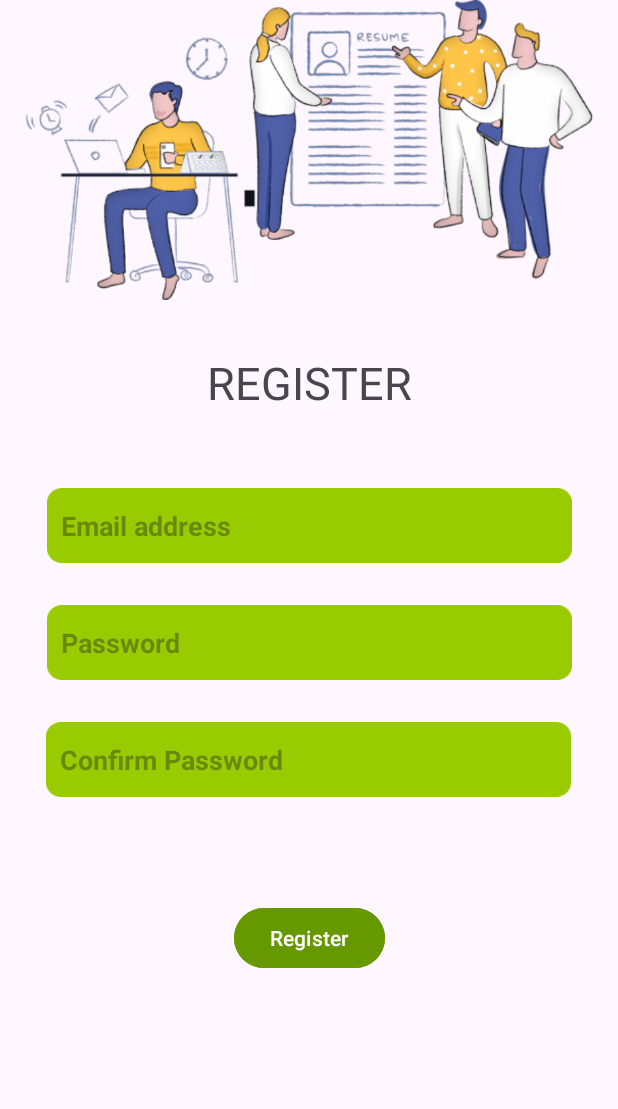
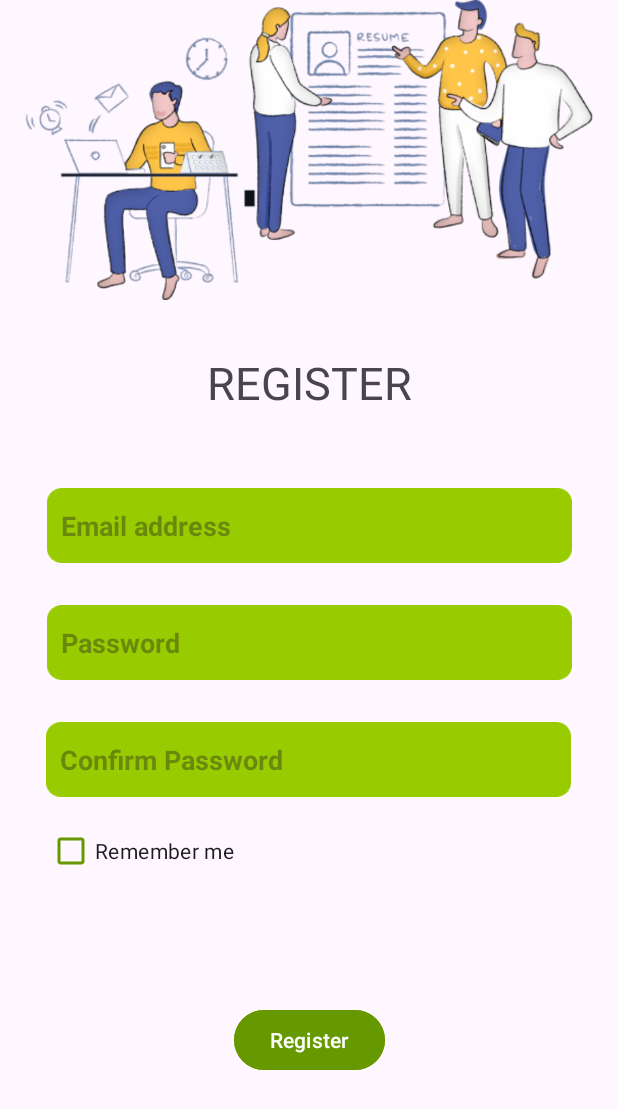
Before and after one commit to CallMeNaul/WorkSchedule, an Android app: the screen it shows after launch (RegisterActivity), after a tap on "Register", on a phone screen of 412 x 824 dp. Shown: the top 1109 px of the screen. Run offline under Robolectric (Android 15) with nearby library versions, the phone set to English and light mode, and no system bars; our stand-ins replace Firebase (no records; nobody signed in at launch, a user with empty details on screens opened directly).

Commit message:
Add share preference for login and register, fix password validate

```diff
--- a/app/src/main/java/com/workschedule/appDevelopmentProject/LoginActivity.java
+++ b/app/src/main/java/com/workschedule/appDevelopmentProject/LoginActivity.java
@@ -1,14 +1,18 @@
 package com.workschedule.appDevelopmentProject;
 
+import androidx.annotation.NonNull;
 import androidx.appcompat.app.AppCompatActivity;
 
 import android.content.Intent;
+import android.content.SharedPreferences;
 import android.os.Bundle;
 import android.view.View;
 import android.widget.Button;
+import android.widget.CheckBox;
 import android.widget.EditText;
 import android.widget.Toast;
 
+import com.google.android.gms.tasks.OnFailureListener;
 import com.google.android.gms.tasks.OnSuccessListener;
 import com.google.firebase.auth.AuthResult;
 import com.google.firebase.auth.FirebaseAuth;
@@ -19,6 +23,8 @@ public class LoginActivity extends AppCompatActivity {
     private EditText password;
     private Button login;
     private Button register;
+    private CheckBox cbRemember;
+    SharedPreferences sharedPreferences = null;
     private FirebaseAuth auth;
     @Override
     protected void onCreate(Bundle savedInstanceState) {
@@ -28,7 +34,14 @@ public class LoginActivity extends AppCompatActivity {
         password = findViewById(R.id.et_password);
         login = findViewById(R.id.btn_login);
         register = findViewById((R.id.btn_register));
+        cbRemember = findViewById(R.id.check_remember);
         auth = FirebaseAuth.getInstance();
+
+        sharedPreferences = getSharedPreferences("LoginData", MODE_PRIVATE);
+        username.setText(sharedPreferences.getString("email", ""));
+        password.setText(sharedPreferences.getString("password",""));
+        cbRemember.setChecked(sharedPreferences.getBoolean("checked", false));
+
         login.setOnClickListener(new View.OnClickListener() {
             @Override
             public void onClick(View v) {
@@ -48,13 +61,35 @@ public class LoginActivity extends AppCompatActivity {
     }
     private void setLogin(String email, String psw)
     {
-        auth.signInWithEmailAndPassword(email, psw).addOnSuccessListener(new OnSuccessListener<AuthResult>() {
+        auth.signInWithEmailAndPassword(email, psw)
+            .addOnSuccessListener(new OnSuccessListener<AuthResult>() {
                 @Override
                 public void onSuccess(AuthResult authResult) {
                     Toast.makeText(LoginActivity.this, "Login Successful", Toast.LENGTH_SHORT).show();
+                    if (cbRemember.isChecked()){
+                        SharedPreferences.Editor editor = sharedPreferences.edit();
+                        editor.putString("email", email);
+                        editor.putString("password", psw);
+                        editor.putBoolean("checked", true);
+                        editor.commit();
+                    } else {
+                        SharedPreferences.Editor editor = sharedPreferences.edit();
+                        editor.remove("email");
+                        editor.remove("password");
+                        editor.remove("checked");
+                        editor.commit();
+                    }
                     startActivity(new Intent(LoginActivity.this, MainActivity.class));
                     finish();
                 }
+            })
+            .addOnFailureListener(new OnFailureListener() {
+                @Override
+                public void onFailure(@NonNull Exception e) {
+                    // Quá trình đăng nhập thất bại
+                    Toast.makeText(LoginActivity.this, "Login Failed: " + e.getMessage(), Toast.LENGTH_SHORT).show();
+                }
             });
+
     }
 }
--- a/app/src/main/res/layout/activity_login.xml
+++ b/app/src/main/res/layout/activity_login.xml
@@ -96,10 +96,9 @@
         android:layout_width="wrap_content"
         android:layout_height="wrap_content"
         android:layout_marginTop="12dp"
-        android:text="Remember me"
         android:buttonTint="@android:color/holo_green_dark"
         android:checked="true"
-
+        android:text="Remember me"
         app:layout_constraintEnd_toEndOf="parent"
         app:layout_constraintHorizontal_bias="0.114"
         app:layout_constraintStart_toStartOf="parent"
--- a/app/src/main/res/layout/activity_register.xml
+++ b/app/src/main/res/layout/activity_register.xml
@@ -91,7 +91,19 @@
         app:layout_constraintEnd_toEndOf="parent"
         app:layout_constraintStart_toStartOf="parent"
         app:layout_constraintTop_toBottomOf="@+id/et_password"
-        app:layout_constraintVertical_bias="0.302" />
+        app:layout_constraintVertical_bias="0.575" />
+
+    <CheckBox
+        android:id="@+id/check_remember"
+        android:layout_width="wrap_content"
+        android:layout_height="wrap_content"
+        android:layout_marginTop="12dp"
+        android:text="Remember me"
+        android:buttonTint="@android:color/holo_green_dark"
+        app:layout_constraintEnd_toEndOf="parent"
+        app:layout_constraintHorizontal_bias="0.109"
+        app:layout_constraintStart_toStartOf="parent"
+        app:layout_constraintTop_toBottomOf="@+id/et_password_confirm" />
 
 
 </androidx.constraintlayout.widget.ConstraintLayout>
```
Also changed, not shown: app/src/main/java/com/workschedule/appDevelopmentProject/RegisterActivity.java (+20 -3 lines). Lines whose indentation alone changed are shown as unchanged.
